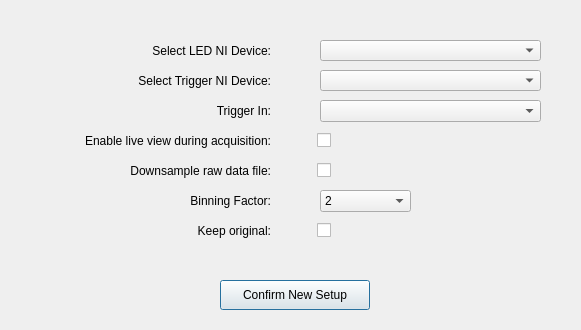
This is src/app/src/advancedsetupdialog.ui in CuriBio/nautilus_acquisition as Qt 5 draws it before an edit. The edited form follows.
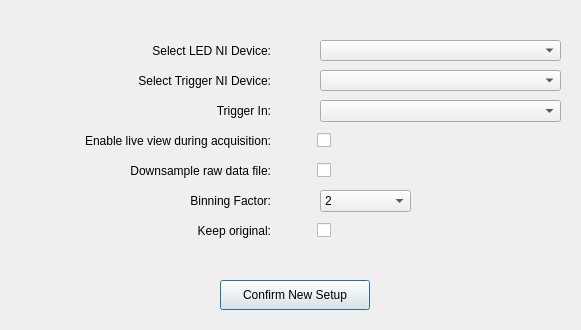
This is the edited form.

Commit message: expand dropdown

What changed in the file:
```diff
--- a/src/app/src/advancedsetupdialog.ui
+++ b/src/app/src/advancedsetupdialog.ui
@@ -18,7 +18,7 @@
     <rect>
      <x>320</x>
      <y>40</y>
-     <width>221</width>
+     <width>241</width>
      <height>21</height>
     </rect>
    </property>
@@ -73,7 +73,7 @@
     <rect>
      <x>320</x>
      <y>100</y>
-     <width>221</width>
+     <width>241</width>
      <height>22</height>
     </rect>
    </property>
@@ -250,7 +250,7 @@
     <rect>
      <x>320</x>
      <y>70</y>
-     <width>221</width>
+     <width>241</width>
      <height>21</height>
     </rect>
    </property>
```
